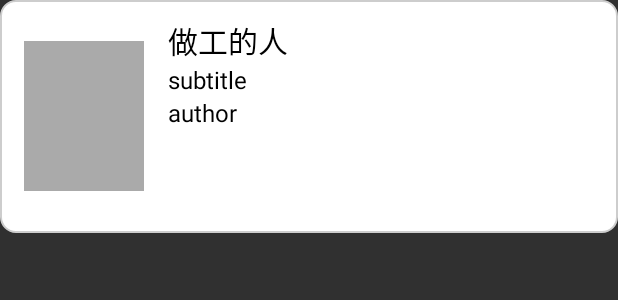
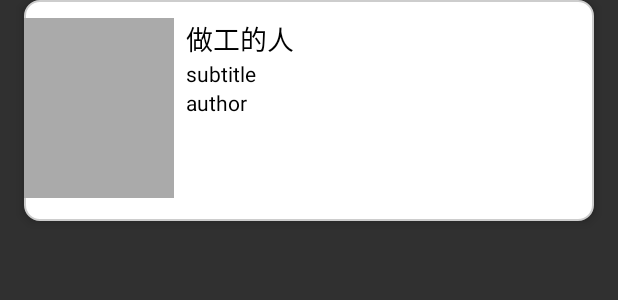
Before and after one commit to Wen-Liu/BookShare, an Android app: the layout item_main_linear.xml on its own in the app's theme, with its tools: preview values and no code run, on a phone screen of 412 x 824 dp. Shown: the top 300 px of the screen. Run offline under Robolectric (Android 15) with nearby library versions, the phone set to English and light mode, and no system bars.

Commit message:
1. fix the bug / if author from server is null, bindview may have some problem 2. adjust main page UI

```diff
--- a/app/src/main/java/com/wenliu/bookshare/UserManager.java
+++ b/app/src/main/java/com/wenliu/bookshare/UserManager.java
@@ -107,6 +107,7 @@ public class UserManager {
                             // Sign in success, update UI with the signed-in user's information
                             Log.d(Constants.TAG_USERMANAGER, "signInWithEmailAndPassword success!");
                             FirebaseUser user = auth.getCurrentUser();
+                            callback.onCompleted();
 
                         } else {
                             // If sign in fails, display a message to the user.
--- a/app/src/main/res/layout/item_main_linear.xml
+++ b/app/src/main/res/layout/item_main_linear.xml
@@ -3,17 +3,19 @@
     xmlns:app="http://schemas.android.com/apk/res-auto"
     android:layout_width="match_parent"
     android:layout_height="wrap_content"
+    android:layout_marginHorizontal="16dp"
     android:background="@drawable/shape_item_outline"
-    android:gravity="center_vertical"
+    android:elevation="4dp"
     android:orientation="horizontal"
-    android:paddingHorizontal="16dp"
+    android:paddingEnd="16dp"
     android:paddingVertical="12dp">
 
     <ImageView
         android:id="@+id/ImV_main_book_cover"
-        android:layout_width="80dp"
-        android:layout_height="100dp"
-        android:layout_marginEnd="16dp"
+        android:layout_width="100dp"
+        android:layout_height="120dp"
+        android:layout_marginEnd="8dp"
+        android:scaleType="fitCenter"
         app:srcCompat="@android:color/darker_gray" />
 
     <LinearLayout
@@ -27,7 +29,7 @@
             android:layout_height="wrap_content"
             android:text="做工的人"
             android:textColor="@android:color/black"
-            android:textSize="20sp" />
+            android:textSize="18sp" />
 
         <TextView
             android:id="@+id/tv_main_subtitle"
@@ -35,7 +37,7 @@
             android:layout_height="wrap_content"
             android:text="subtitle"
             android:textColor="@android:color/black"
-            android:textSize="16sp" />
+            android:textSize="14sp" />
 
         <TextView
             android:id="@+id/tv_main_author"
@@ -43,13 +45,13 @@
             android:layout_height="wrap_content"
             android:text="author"
             android:textColor="@android:color/black"
-            android:textSize="16sp" />
+            android:textSize="14sp" />
 
         <RatingBar
             android:layout_width="wrap_content"
             android:layout_height="wrap_content"
-            android:numStars="3"
-            android:stepSize="0.5" />
+            android:numStars="5"
+            android:stepSize="1" />
 
     </LinearLayout>
 
--- a/app/src/main/res/values/dimens.xml
+++ b/app/src/main/res/values/dimens.xml
@@ -9,6 +9,7 @@
     <dimen name="login_activity_button_width">120dp</dimen>
     <dimen name="login_activity_gap">10dp</dimen>
 
-
+    <!-- Strings related to main fragment -->
+    <dimen name="space_item">12dp</dimen>
 
 </resources>
```
Also changed, not shown: app/src/main/java/com/wenliu/bookshare/LoginActivity.java (+6 -6 lines), app/src/main/java/com/wenliu/bookshare/dialog/InputIsbnDialog.java (added, +8 -0 lines), app/src/main/java/com/wenliu/bookshare/main/MainAdapter.java (+16 -0 lines), app/src/main/java/com/wenliu/bookshare/main/MainFragment.java (+9 -1 lines), app/src/main/res/layout/activity_share_book.xml (+7 -8 lines), app/src/main/res/layout/fragment_main.xml (+3 -4 lines), app/src/main/res/drawable-hdpi/ic_action_name.png (added), app/src/main/res/drawable-mdpi/ic_action_name.png (added), app/src/main/res/drawable-xhdpi/ic_action_name.png (added), app/src/main/res/drawable-xxhdpi/ic_action_name.png (added).
